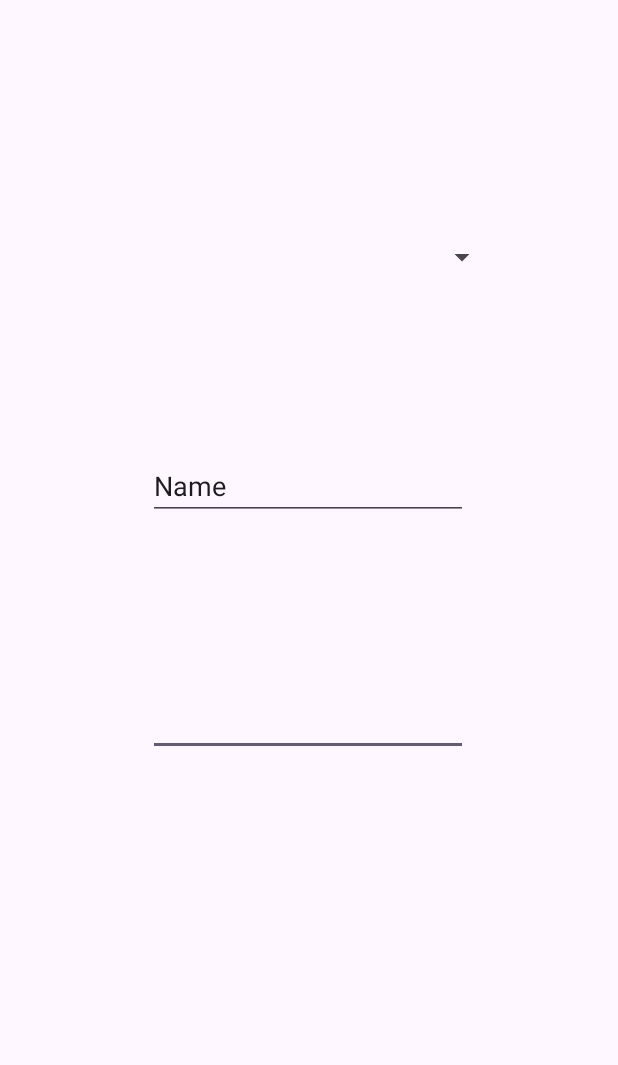
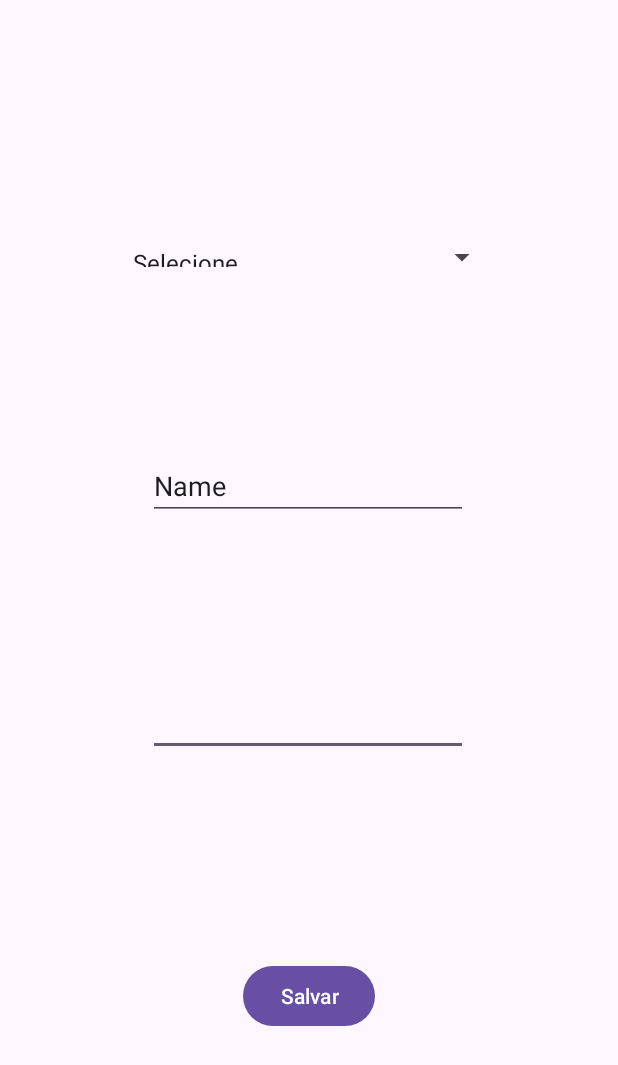
Before and after one commit to GabrielAntonioVeiga/App-02---Wallet, an Android app: the CadastroActivity screen opened directly, with no data from a screen before it, on a phone screen of 412 x 824 dp. Before the commit the part shown is almost empty. Shown: the top 1065 px of the screen. Run offline under Robolectric (Android 15) with nearby library versions, the phone set to English and light mode, and no system bars.

Commit message:
wip(Cadastro): realiza cadastro de transacaoes

```diff
--- a/app/src/main/res/layout/activity_cadastro.xml
+++ b/app/src/main/res/layout/activity_cadastro.xml
@@ -12,10 +12,10 @@
         android:layout_width="251dp"
         android:layout_height="14dp"
         android:layout_marginTop="164dp"
+        android:spinnerMode="dropdown"
         app:layout_constraintEnd_toEndOf="parent"
         app:layout_constraintStart_toStartOf="parent"
-        app:layout_constraintTop_toTopOf="parent"
-        android:spinnerMode="dropdown"/>
+        app:layout_constraintTop_toTopOf="parent" />
 
     <EditText
         android:id="@+id/editTextNumberDecimal"
@@ -42,4 +42,15 @@
         app:layout_constraintStart_toStartOf="parent"
         app:layout_constraintTop_toBottomOf="@+id/spinner"
         app:layout_constraintVertical_bias="0.524" />
+
+    <Button
+        android:id="@+id/button4"
+        android:layout_width="wrap_content"
+        android:layout_height="wrap_content"
+        android:text="@string/salvar"
+        app:layout_constraintBottom_toBottomOf="parent"
+        app:layout_constraintEnd_toEndOf="parent"
+        app:layout_constraintHorizontal_bias="0.5"
+        app:layout_constraintStart_toStartOf="parent"
+        app:layout_constraintTop_toBottomOf="@+id/editTextNumberDecimal" />
 </androidx.constraintlayout.widget.ConstraintLayout>
--- a/app/src/main/res/values/strings.xml
+++ b/app/src/main/res/values/strings.xml
@@ -3,4 +3,5 @@
     <string name="cadastro">Cadastro</string>
     <string name="extrato">Extrato</string>
     <string name="sair">Sair</string>
+    <string name="salvar">Salvar</string>
 </resources>
```
Also changed, not shown: app/src/main/java/ufpr/veiga/wallet/database/DBHelper.kt (+15 -3 lines), app/src/main/java/ufpr/veiga/wallet/ui/CadastroActivity.kt (+33 -0 lines), app/src/main/java/ufpr/veiga/wallet/ui/MainActivity.kt (+5 -2 lines).
